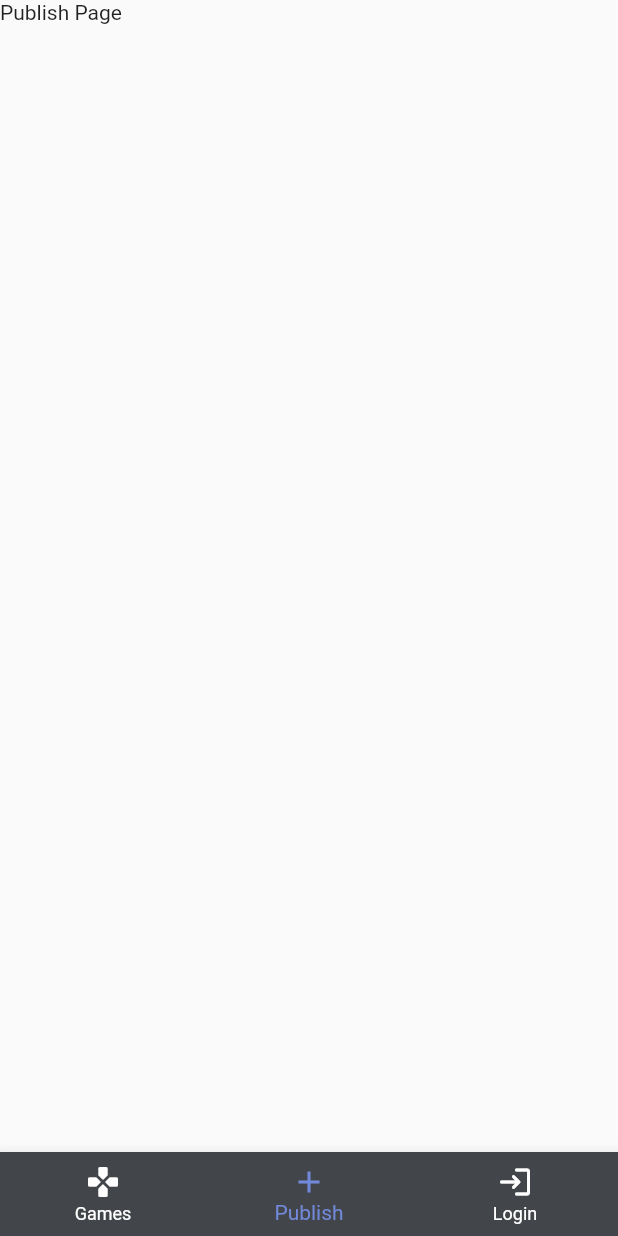
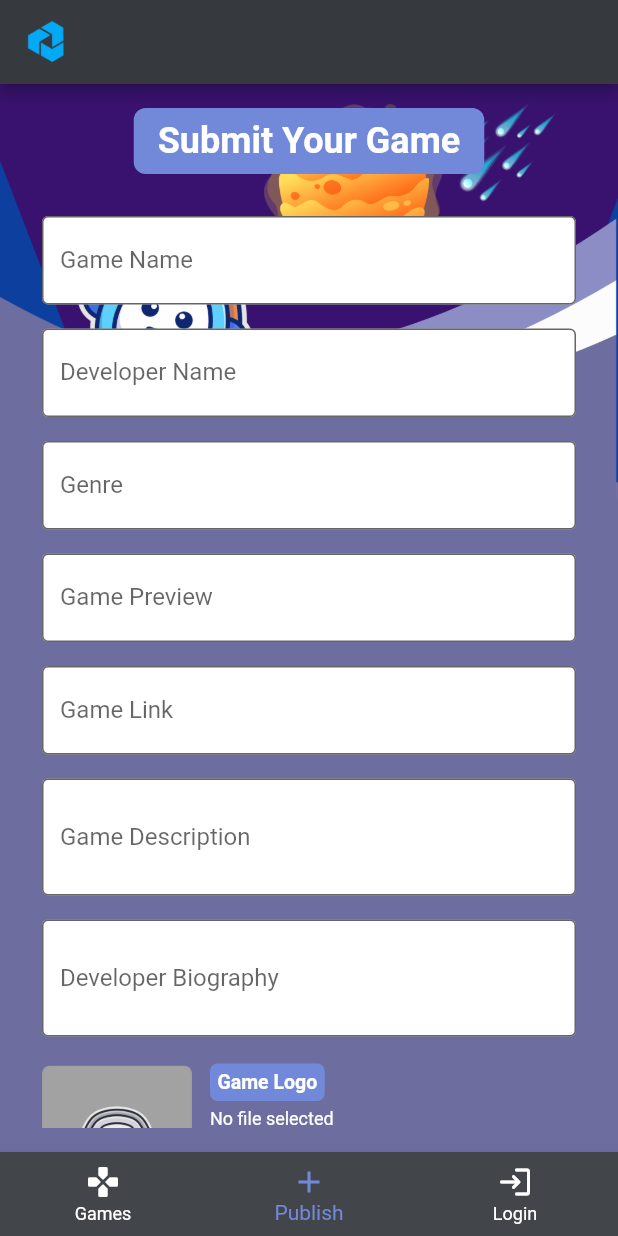
Before and after one commit to hrisz/zenverse_apps, a Flutter app: the screen it shows after launch, item 2 of the bottom bar chosen, on a phone screen of 412 x 824 dp. Run offline on Flutter 3.47's test engine with Material 3 defaults, Android fonts, the phone set to English and light mode, and no system bars; our stand-ins replace dio, image_picker, shared_preferences; network calls fail.

Commit message:
add: publish form design for public purpose

```diff
--- a/lib/view/navbar_bottom.dart
+++ b/lib/view/navbar_bottom.dart
@@ -1,6 +1,7 @@
 import 'package:flutter/material.dart';
 import 'package:zenverse_mobile_apps/view/homepage.dart';
 import 'package:zenverse_mobile_apps/view/loginpage.dart';
+import 'package:zenverse_mobile_apps/view/publishpage.dart';
 
 class DynamicBottomNavbar extends StatefulWidget {
   const DynamicBottomNavbar({super.key});
@@ -12,7 +13,7 @@ class _DynamicBottomNavbarState extends State<DynamicBottomNavbar> {
   int _currentPageIndex = 0;
   final List<Widget> _pages = <Widget>[
     const MyHomepage(),
-    const Text('Publish Page'),
+    const MyPublishpage(),
     const MyLoginpage(),
   ];
   void onTabTapped(int index) {
--- /dev/null
+++ b/lib/view/publishpage.dart
@@ -0,0 +1,216 @@
+import 'dart:io';
+
+import 'package:flutter/material.dart';
+import 'package:image_picker/image_picker.dart';
+
+class MyPublishpage extends StatefulWidget {
+  const MyPublishpage({Key? key}) : super(key: key);
+
+  @override
+  State<MyPublishpage> createState() => _MyPublishpageState();
+}
+
+class _MyPublishpageState extends State<MyPublishpage> {
+  final _formKey = GlobalKey<FormState>();
+  final TextEditingController _gameNameController = TextEditingController();
+  final TextEditingController _developerNameController = TextEditingController();
+  final TextEditingController _genreController = TextEditingController();
+  final TextEditingController _gamePreviewController = TextEditingController();
+  final TextEditingController _gameLinkController = TextEditingController();
+  final TextEditingController _gameDescriptionController = TextEditingController();
+  final TextEditingController _developerBioController = TextEditingController();
+
+  File? _gameLogo;
+  File? _gameBanner;
+
+  Future<void> _pickImage(ImageSource source, bool isLogo) async {
+    final pickedFile = await ImagePicker().pickImage(source: source);
+    if (pickedFile != null) {
+      setState(() {
+        if (isLogo) {
+          _gameLogo = File(pickedFile.path);
+        } else {
+          _gameBanner = File(pickedFile.path);
+        }
+      });
+    }
+  }
+
+  @override
+  Widget build(BuildContext context) {
+    return Scaffold(
+      appBar: AppBar
+      (
+        title: Image.asset(
+          'assets/icon/blue-logo.png',
+          height: 30,
+        ),
+        backgroundColor: const Color.fromARGB(255, 54, 57, 62),
+      ),
+      body: Container(
+        decoration: const BoxDecoration(
+          image: DecorationImage(
+            image: AssetImage("assets/img/submitbg.png"),
+            fit: BoxFit.cover,
+          ),
+        ),
+        child: Padding(
+          padding: const EdgeInsets.all(16.0),
+          child: Form(
+            key: _formKey,
+            child: SingleChildScrollView(
+              child: Column(
+                children: [
+                  Container(
+                  padding: const EdgeInsets.symmetric(horizontal: 16, vertical: 8),
+                  decoration: BoxDecoration(
+                    color: const Color.fromARGB(255, 114, 137, 218),
+                    borderRadius: BorderRadius.circular(8),
+                  ),
+                  child: const Text(
+                    'Submit Your Game',
+                    style: TextStyle(
+                      fontSize: 24,
+                      fontWeight: FontWeight.bold,
+                      color: Colors.white, // Warna teks tetap kontras
+                    ),
+                  ),
+                ),
+                  const SizedBox(height: 20),
+                  _buildTextField(_gameNameController, 'Game Name'),
+                  _buildTextField(_developerNameController, 'Developer Name'),
+                  _buildTextField(_genreController, 'Genre'),
+                  _buildTextField(_gamePreviewController, 'Game Preview'),
+                  _buildTextField(_gameLinkController, 'Game Link'),
+                  _buildTextField(_gameDescriptionController, 'Game Description', maxLines: 2),
+                  _buildTextField(_developerBioController, 'Developer Biography', maxLines: 2),
+                  const SizedBox(height: 10),
+                  Padding(
+                    padding: const EdgeInsets.symmetric(horizontal: 12.0),
+                    child: Row(
+                      children: [
+                        Container(
+                          width: 100,
+                          height: 100,
+                          decoration: BoxDecoration(
+                            border: Border.all(color: Colors.grey),
+                            borderRadius: BorderRadius.circular(5),
+                            color: const Color.fromARGB(255, 162, 162, 162),
+                          ),
+                          child: _gameLogo == null
+                              ? Center(child: Image.asset(
+                                'assets/img/default-logo.png',
+                                height: 80,
+                              ),
+                              )
+                              : Image.file(_gameLogo!, fit: BoxFit.cover),
+                        ),
+                        const SizedBox(width: 12),
+                        Expanded(
+                          child: Column(
+                            crossAxisAlignment: CrossAxisAlignment.start,
+                            children: [
+                              Container(
+                                padding: const EdgeInsets.all(5.0),
+                                decoration: BoxDecoration(
+                                  color: const Color.fromARGB(255, 114, 137, 218),
+                                  borderRadius: BorderRadius.circular(5),
+                                ),
+                                child: const Text(
+                                  'Game Logo',
+                                  style: TextStyle(
+                                    fontSize: 13,
+                                    fontWeight: FontWeight.bold,
+                                    color: Colors.white,
+                                  ),
+                                ),
+                              ),
+                              const SizedBox(height: 5),
+                              Text(_gameLogo != null ? 'Name: ${_gameLogo!.path.split('/').last}' : 'No file selected', style: const TextStyle(color: Colors.white, fontSize: 12)),
+                              Text(_gameLogo != null ? 'Path: ${_gameLogo!.path}' : '', style: const TextStyle(color: Colors.white, fontSize: 9)),
+                               ElevatedButton(
+                                style: ElevatedButton.styleFrom(
+                                  backgroundColor: Colors.green,
+                                  foregroundColor: Colors.white,
+                                  padding: const EdgeInsets.fromLTRB(10, 6, 10, 6)
+                                ),
+                                onPressed: () => _pickImage(ImageSource.gallery, true),
+                                child: const Text('Pick Image'),
+                              ),
+                            ],
+                          ),
+                        ),
+                      ],
+                    ),
+                  ),
+                  Padding(
+                    padding: const EdgeInsets.symmetric(horizontal: 12.0),
+                    child: _buildImagePicker('Game Banner', _gameBanner, () => _pickImage(ImageSource.gallery, false)),
+                  ),
+                  const SizedBox(height: 20),
+                  ElevatedButton(
+                    onPressed: () {
+                      if (_formKey.currentState!.validate()) {
+                        print('Berhasil submit teu');
+                      }
+                    },
+                    child: const Text('Submit'),
+                  ),
+                ],
+              ),
+            ),
+          ),
+        ),
+      ),
+    );
+  }
+
+  Widget _buildTextField(TextEditingController controller, String label, {int maxLines = 1}) {
+    return Padding(
+      padding: const EdgeInsets.symmetric(vertical: 8.0, horizontal: 12.0),
+      child: TextFormField(
+        controller: controller,
+        decoration: InputDecoration(
+          labelText: label,
+          border: const OutlineInputBorder(),
+          filled: true,
+          fillColor: Colors.white,
+        ),
+        maxLines: maxLines,
+        validator: (value) {
+          if (value == null || value.isEmpty) {
+            return 'Please enter $label';
+          }
+          return null;
+        },
+      ),
+    );
+  }
+
+  Widget _buildImagePicker(String label, File? image, VoidCallback onPick) {
+    return Column(
+      crossAxisAlignment: CrossAxisAlignment.start,
+      children: [
+        Text(label, style: const TextStyle(fontSize: 16, fontWeight: FontWeight.bold, color: Colors.white)),
+        const SizedBox(height: 5),
+        GestureDetector(
+          onTap: onPick,
+          child: Container(
+            height: 100,
+            width: double.infinity,
+            decoration: BoxDecoration(
+              border: Border.all(color: Colors.grey),
+              borderRadius: BorderRadius.circular(5),
+              color: Color.fromARGB(255, 162, 162, 162),
+            ),
+            child: image == null
+                ? const Center(child: Text('Tap to pick image', textAlign: TextAlign.center, style: TextStyle(color: Colors.white, fontSize: 13, fontWeight: FontWeight.bold))
+                )
+                : Image.file(image, fit: BoxFit.cover),
+          ),
+        ),
+        const SizedBox(height: 10),
+      ],
+    );
+  }
+}
--- a/pubspec.yaml
+++ b/pubspec.yaml
@@ -11,6 +11,7 @@ dependencies:
     sdk: flutter
   dio: ^5.7.0
   shared_preferences: ^2.5.1
+  image_picker: ^1.1.2
 
 dev_dependencies:
   flutter_test:
```
Also changed, not shown: assets/img/submitbg.png (added), lib/view/publish_form.dart (deleted), pubspec.lock, 5 other files.
